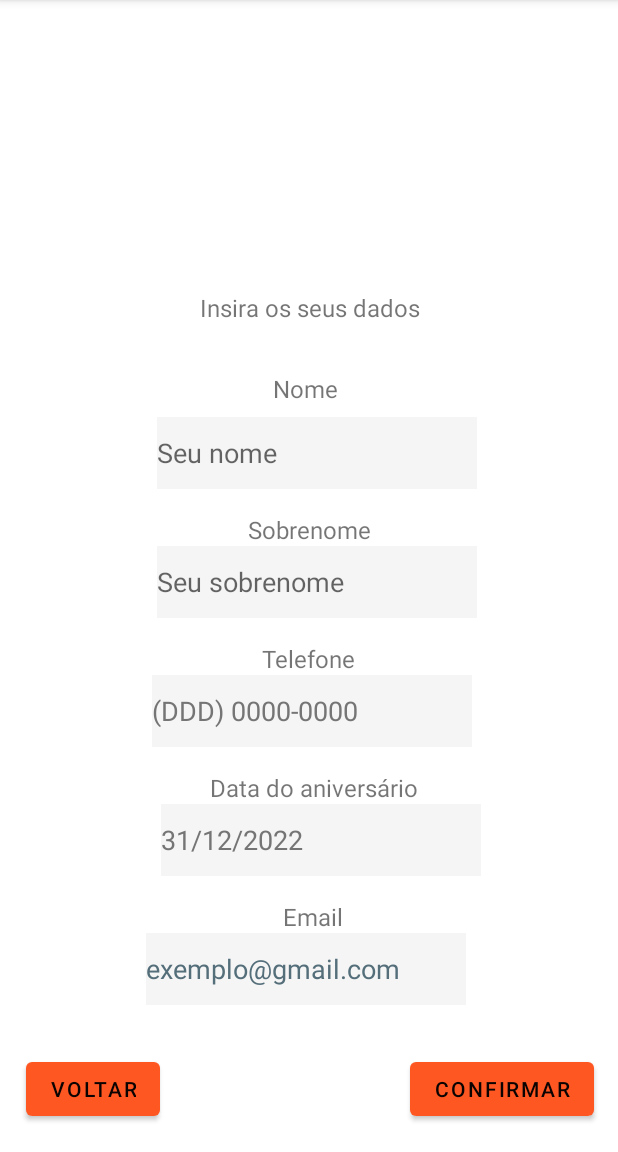
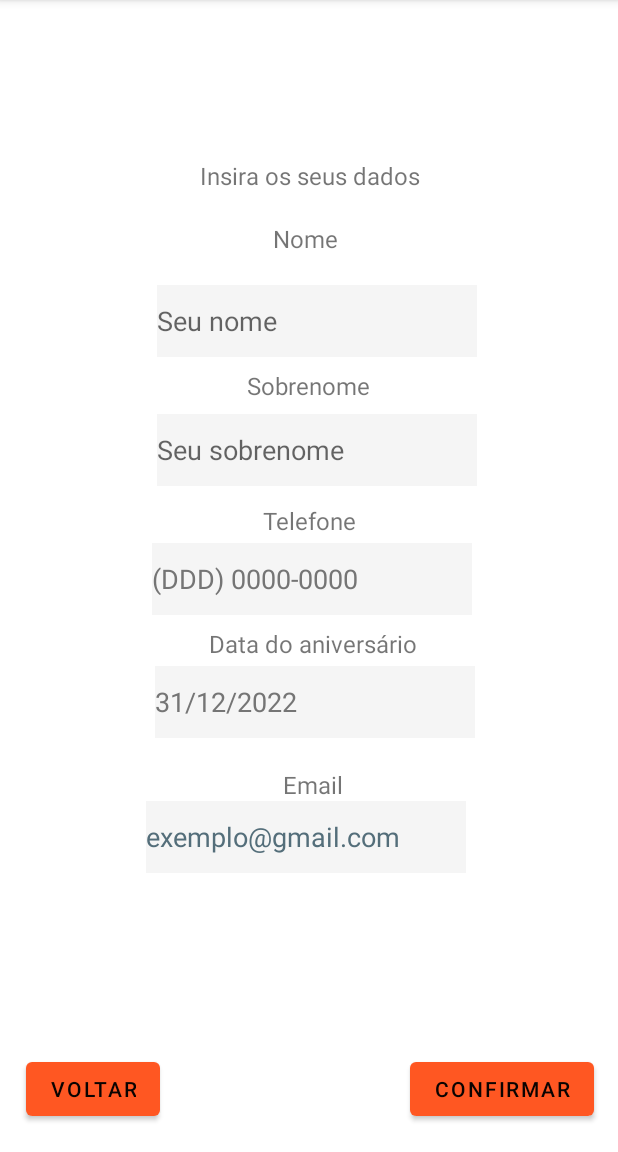
Before and after one commit to ViniciusRenovato/TCC, an Android app: the cadastro_cliente screen opened directly, with no data from a screen before it, on a phone screen of 412 x 824 dp, the part 84-1236 px from its top. Run offline under Robolectric (Android 15) with nearby library versions, the phone set to English and light mode, and no system bars; our stand-ins replace Firebase (no records; nobody signed in at launch, a user with empty details on screens opened directly); Roboto replaces fonts that are not available here.

```diff
--- a/app/src/main/res/layout/cliente_cadastro.xml
+++ b/app/src/main/res/layout/cliente_cadastro.xml
@@ -36,7 +36,7 @@
         android:layout_height="wrap_content"
         android:layout_marginStart="133dp"
         android:layout_marginEnd="132dp"
-        android:layout_marginBottom="32dp"
+        android:layout_marginBottom="20dp"
         android:text="Insira os seus dados"
         android:textSize="16sp"
         app:layout_constraintBottom_toTopOf="@+id/textView11"
@@ -45,105 +45,12 @@
         app:layout_constraintStart_toStartOf="parent" />
 
     <EditText
-        android:id="@+id/Email_Cliente"
-        style="@android:style/Widget.AutoCompleteTextView"
-        android:layout_width="wrap_content"
-        android:layout_height="wrap_content"
-        android:layout_marginStart="101dp"
-        android:layout_marginEnd="101dp"
-        android:layout_marginBottom="32dp"
-        android:background="@color/browser_actions_bg_grey"
-        android:ems="10"
-        android:hint="exemplo@gmail.com"
-        android:inputType="textEmailAddress"
-        android:minHeight="48dp"
-        android:textColorHint="#546E7A"
-        app:layout_constraintBottom_toTopOf="@+id/botao_Confirmar"
-        app:layout_constraintEnd_toEndOf="parent"
-        app:layout_constraintHorizontal_bias="1.0"
-        app:layout_constraintStart_toStartOf="parent" />
-
-
-    <TextView
-        android:id="@+id/textView7"
-        android:layout_width="wrap_content"
-        android:layout_height="wrap_content"
-        android:layout_marginStart="165dp"
-        android:layout_marginEnd="165dp"
-        android:text="Sobrenome"
-        android:textSize="16sp"
-        app:layout_constraintBottom_toTopOf="@+id/Sobrenome_Cliente"
-        app:layout_constraintEnd_toEndOf="parent"
-        app:layout_constraintHorizontal_bias="0.0"
-        app:layout_constraintStart_toStartOf="parent" />
-
-    <EditText
-        android:id="@+id/Telefone_Cliente"
-        android:layout_width="wrap_content"
-        android:layout_height="wrap_content"
-        android:layout_marginStart="105dp"
-        android:layout_marginEnd="97dp"
-        android:layout_marginBottom="16dp"
-        android:autofillHints=""
-        android:ems="10"
-        android:hint="(DDD) 0000-0000"
-        android:background="@color/browser_actions_bg_grey"
-        android:inputType="phone"
-        android:minHeight="48dp"
-        android:textColorHint="#757575"
-        android:digits="(67) 9 98499100"
-
-        android:maxLength="11"
-
-
-        app:layout_constraintBottom_toTopOf="@+id/textView9"
-        app:layout_constraintEnd_toEndOf="parent"
-        app:layout_constraintHorizontal_bias="1.0"
-        app:layout_constraintStart_toStartOf="parent" />
-
-    <EditText
-        android:id="@+id/Aniversario_Cliente"
-        android:layout_width="wrap_content"
-        android:layout_height="wrap_content"
-        android:layout_marginStart="107dp"
-        android:layout_marginEnd="95dp"
-        android:layout_marginBottom="16dp"
-        android:background="@color/browser_actions_bg_grey"
-        android:ems="10"
-        android:focusable="false"
-        android:focusableInTouchMode="false"
-        android:hint="31/12/2022"
-
-
-        android:inputType="none"
-        android:maxLength="10"
-        android:minHeight="48dp"
-        android:textColorHint="#757575"
-        app:layout_constraintBottom_toTopOf="@+id/textView10"
-        app:layout_constraintEnd_toEndOf="parent"
-        app:layout_constraintHorizontal_bias="0.0"
-        app:layout_constraintStart_toStartOf="parent" />
-
-    <TextView
-        android:id="@+id/textView9"
-        android:layout_width="wrap_content"
-        android:layout_height="wrap_content"
-        android:layout_marginStart="140dp"
-        android:layout_marginEnd="134dp"
-        android:text="Data do aniversário"
-        android:textSize="16sp"
-        app:layout_constraintBottom_toTopOf="@+id/Aniversario_Cliente"
-        app:layout_constraintEnd_toEndOf="parent"
-        app:layout_constraintHorizontal_bias="0.0"
-        app:layout_constraintStart_toStartOf="parent" />
-
-    <EditText
         android:id="@+id/Nome_Cliente"
         android:layout_width="wrap_content"
         android:layout_height="wrap_content"
         android:layout_marginStart="108dp"
         android:layout_marginEnd="94dp"
-        android:layout_marginBottom="16dp"
+        android:layout_marginBottom="8dp"
         android:background="@color/browser_actions_bg_grey"
         android:ems="10"
         android:hint="Seu nome"
@@ -160,10 +67,10 @@
         android:layout_height="wrap_content"
         android:layout_marginStart="108dp"
         android:layout_marginEnd="94dp"
-        android:layout_marginBottom="16dp"
+        android:layout_marginBottom="12dp"
+        android:background="@color/browser_actions_bg_grey"
         android:ems="10"
         android:hint="Seu sobrenome"
-        android:background="@color/browser_actions_bg_grey"
         android:inputType="textPersonName"
         android:minHeight="48dp"
         app:layout_constraintBottom_toTopOf="@+id/textView8"
@@ -177,12 +84,122 @@
         android:layout_height="wrap_content"
         android:layout_marginStart="175dp"
         android:layout_marginEnd="175dp"
+        android:layout_marginBottom="4dp"
         android:text="Telefone"
         android:textSize="16sp"
         app:layout_constraintBottom_toTopOf="@+id/Telefone_Cliente"
         app:layout_constraintEnd_toEndOf="parent"
+        app:layout_constraintHorizontal_bias="0.0"
+        app:layout_constraintStart_toStartOf="parent" />
+
+    <EditText
+        android:id="@+id/Telefone_Cliente"
+        android:layout_width="wrap_content"
+        android:layout_height="wrap_content"
+        android:layout_marginStart="105dp"
+        android:layout_marginEnd="97dp"
+        android:layout_marginBottom="8dp"
+        android:autofillHints=""
+        android:background="@color/browser_actions_bg_grey"
+        android:digits="+() 1234567890-"
+        android:ems="10"
+        android:hint="(DDD) 0000-0000"
+        android:inputType="phone"
+        android:maxLength="11"
+        android:minHeight="48dp"
+
+        android:textColorHint="#757575"
+
+
+        app:layout_constraintBottom_toTopOf="@+id/textView9"
+        app:layout_constraintEnd_toEndOf="parent"
         app:layout_constraintHorizontal_bias="1.0"
         app:layout_constraintStart_toStartOf="parent" />
+
+    <TextView
+        android:id="@+id/textView11"
+        android:layout_width="wrap_content"
+        android:layout_height="wrap_content"
+        android:layout_marginStart="182dp"
+        android:layout_marginEnd="186dp"
+        android:layout_marginBottom="20dp"
+        android:text="Nome"
+        android:textSize="16sp"
+        app:layout_constraintBottom_toTopOf="@+id/Nome_Cliente"
+        app:layout_constraintEnd_toEndOf="parent"
+        app:layout_constraintHorizontal_bias="0.0"
+        app:layout_constraintStart_toStartOf="parent" />
+
+    <EditText
+        android:id="@+id/Aniversario_Cliente"
+        android:layout_width="wrap_content"
+        android:layout_height="wrap_content"
+        android:layout_marginStart="107dp"
+        android:layout_marginEnd="95dp"
+        android:layout_marginBottom="20dp"
+        android:background="@color/browser_actions_bg_grey"
+        android:ems="10"
+        android:focusable="false"
+        android:focusableInTouchMode="false"
+        android:hint="31/12/2022"
+
+
+        android:inputType="none"
+        android:maxLength="10"
+        android:minHeight="48dp"
+        android:textColorHint="#757575"
+        app:layout_constraintBottom_toTopOf="@+id/textView10"
+        app:layout_constraintEnd_toEndOf="parent"
+        app:layout_constraintHorizontal_bias="1.0"
+        app:layout_constraintStart_toStartOf="parent" />
+
+    <TextView
+        android:id="@+id/textView7"
+        android:layout_width="wrap_content"
+        android:layout_height="wrap_content"
+        android:layout_marginStart="165dp"
+        android:layout_marginEnd="165dp"
+        android:layout_marginBottom="8dp"
+        android:text="Sobrenome"
+        android:textSize="16sp"
+        app:layout_constraintBottom_toTopOf="@+id/Sobrenome_Cliente"
+        app:layout_constraintEnd_toEndOf="parent"
+        app:layout_constraintHorizontal_bias="1.0"
+        app:layout_constraintStart_toStartOf="parent" />
+
+    <TextView
+        android:id="@+id/textView9"
+        android:layout_width="wrap_content"
+        android:layout_height="wrap_content"
+        android:layout_marginStart="140dp"
+        android:layout_marginEnd="134dp"
+        android:layout_marginBottom="4dp"
+        android:text="Data do aniversário"
+        android:textSize="16sp"
+        app:layout_constraintBottom_toTopOf="@+id/Aniversario_Cliente"
+        app:layout_constraintEnd_toEndOf="parent"
+        app:layout_constraintHorizontal_bias="1.0"
+        app:layout_constraintStart_toStartOf="parent" />
+
+    <EditText
+        android:id="@+id/Email_Cliente"
+        style="@android:style/Widget.AutoCompleteTextView"
+        android:layout_width="wrap_content"
+        android:layout_height="wrap_content"
+        android:layout_marginStart="101dp"
+        android:layout_marginEnd="101dp"
+        android:layout_marginBottom="120dp"
+        android:background="@color/browser_actions_bg_grey"
+        android:ems="10"
+        android:hint="exemplo@gmail.com"
+        android:inputType="textEmailAddress"
+        android:minHeight="48dp"
+        android:textColorHint="#546E7A"
+        app:layout_constraintBottom_toTopOf="@+id/botao_Confirmar"
+        app:layout_constraintEnd_toEndOf="parent"
+        app:layout_constraintHorizontal_bias="1.0"
+        app:layout_constraintStart_toStartOf="parent" />
+
 
     <TextView
         android:id="@+id/textView10"
@@ -197,18 +214,4 @@
         app:layout_constraintHorizontal_bias="1.0"
         app:layout_constraintStart_toStartOf="parent" />
 
-    <TextView
-        android:id="@+id/textView11"
-        android:layout_width="wrap_content"
-        android:layout_height="wrap_content"
-        android:layout_marginStart="182dp"
-        android:layout_marginEnd="186dp"
-        android:layout_marginBottom="8dp"
-        android:text="Nome"
-        android:textSize="16sp"
-        app:layout_constraintBottom_toTopOf="@+id/Nome_Cliente"
-        app:layout_constraintEnd_toEndOf="parent"
-        app:layout_constraintHorizontal_bias="0.0"
-        app:layout_constraintStart_toStartOf="parent" />
-
 </androidx.constraintlayout.widget.ConstraintLayout>
--- a/app/src/main/res/layout/funcionario_cadastro.xml
+++ b/app/src/main/res/layout/funcionario_cadastro.xml
@@ -12,10 +12,13 @@
         android:layout_height="44dp"
         android:layout_marginStart="105dp"
         android:layout_marginEnd="94dp"
+        android:background="@drawable/rounded"
+        android:fontFamily="monospace"
         app:layout_constraintEnd_toEndOf="parent"
         app:layout_constraintHorizontal_bias="1.0"
         app:layout_constraintStart_toStartOf="parent"
         app:layout_constraintTop_toBottomOf="@+id/textView15" />
+
 
     <Button
         android:id="@+id/botao_Confirmar"
@@ -136,7 +139,7 @@
         android:layout_marginTop="8dp"
         android:layout_marginEnd="134dp"
         android:fontFamily="monospace"
-        android:text="Data do aniversário"
+        android:text="Data do nascimento"
         android:textColor="#000000"
         android:textSize="16sp"
         app:layout_constraintEnd_toEndOf="parent"
--- a/app/src/main/res/layout/servico_cadastro.xml
+++ b/app/src/main/res/layout/servico_cadastro.xml
@@ -69,8 +69,10 @@
         android:layout_marginStart="105dp"
         android:layout_marginEnd="97dp"
         android:autofillHints=""
-        android:background="@color/browser_actions_bg_grey"
+        android:background="@drawable/rounded"
+        android:fontFamily="monospace"
         android:ems="10"
+        android:hint=" Valor do Serviço"
         android:inputType="phone"
         android:minHeight="48dp"
         android:textColorHint="#757575"
@@ -102,11 +104,13 @@
         android:layout_height="wrap_content"
         android:layout_marginStart="108dp"
         android:layout_marginEnd="94dp"
-        android:background="@color/browser_actions_bg_grey"
         android:ems="10"
-        android:hint="Nome do serviço"
+        android:background="@drawable/rounded"
+        android:fontFamily="monospace"
+        android:hint=" Nome do serviço"
         android:inputType="textPersonName"
         android:minHeight="48dp"
+        android:textColorHint="#757575"
         app:layout_constraintEnd_toEndOf="parent"
         app:layout_constraintHorizontal_bias="1.0"
         app:layout_constraintStart_toStartOf="parent"
@@ -118,11 +122,13 @@
         android:layout_height="wrap_content"
         android:layout_marginStart="108dp"
         android:layout_marginEnd="94dp"
-        android:background="@color/browser_actions_bg_grey"
         android:ems="10"
-        android:hint="Duração do serviço"
+        android:background="@drawable/rounded"
+        android:fontFamily="monospace"
+        android:hint=" Duração do serviço"
         android:inputType="textPersonName"
         android:minHeight="48dp"
+        android:textColorHint="#757575"
         app:layout_constraintEnd_toEndOf="parent"
         app:layout_constraintHorizontal_bias="1.0"
         app:layout_constraintStart_toStartOf="parent"
@@ -163,7 +169,10 @@
         android:layout_width="212dp"
         android:layout_height="44dp"
         android:layout_marginStart="105dp"
+        android:background="@drawable/rounded"
+        android:fontFamily="monospace"
         android:layout_marginEnd="94dp"
+
         app:layout_constraintEnd_toEndOf="parent"
         app:layout_constraintHorizontal_bias="1.0"
         app:layout_constraintStart_toStartOf="parent"
```
Also changed, not shown: app/src/main/java/com/example/approfisso/activity/cadastro_cliente.java (+1 -32 lines).
